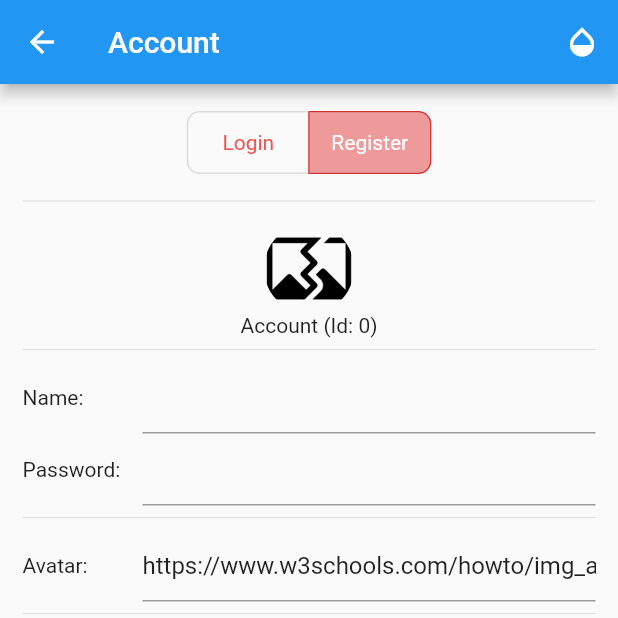
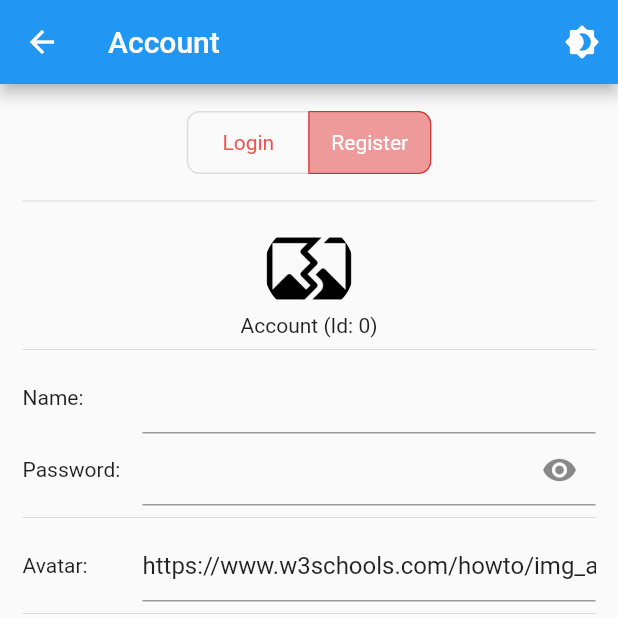
Before and after one commit to branislav91srb/family-chat, a Flutter app: the screen it shows after launch, on a phone screen of 412 x 824 dp, the top half of it. Run offline on Flutter 3.47's test engine with Material 2 defaults, Android fonts, the phone set to English and light mode, and no system bars; our stand-ins replace audioplayers, badges, flutter_form_builder, form_builder_validators, shared_preferences; missing offline and left inert: bitsdojo_window, dart_json_mapper, reflectable, signalr_core, system_tray; generated files the repository leaves out were written again; network calls fail; statements that could not run were skipped.

Commit message:
[App] Small UI fixes

```diff
--- a/family_chat/lib/src/app.dart
+++ b/family_chat/lib/src/app.dart
@@ -53,11 +53,22 @@ class MyApp extends StatelessWidget {
           // directory.
           onGenerateTitle: (BuildContext context) => AppLocalizations.of(context)!.appTitle,
 
-          // Define a light and dark color theme. Then, read the user's
-          // preferred ThemeMode (light, dark, or system default) from the
-          // SettingsController to display the correct theme.
-          theme: ThemeData(),
-          darkTheme: ThemeData.dark(),
+          theme: ThemeData(
+            //useMaterial3: true,
+            textSelectionTheme: const TextSelectionThemeData(
+              selectionColor: Colors.green,
+              selectionHandleColor: Colors.white70,
+            ),
+          ),
+          //darkTheme: ThemeData.dark(),
+          darkTheme: ThemeData(
+            //useMaterial3: true,
+            brightness: Brightness.dark,
+            textSelectionTheme: const TextSelectionThemeData(
+              selectionColor: Colors.green,
+              selectionHandleColor: Colors.white70,
+            ),
+          ),
           themeMode: settingsController.themeMode,
 
           // Define a function to handle named routes in order to support
--- a/family_chat/lib/src/pages/chat/chat_view.dart
+++ b/family_chat/lib/src/pages/chat/chat_view.dart
@@ -226,7 +226,7 @@ class _ChatViewState extends State<ChatView> {
                   Container(
                     alignment: Alignment.centerRight,
                     padding: const EdgeInsets.only(top: 8),
-                    child: Text(
+                    child: SelectableText(
                       currentMessage.messageText,
                       textAlign: TextAlign.end,
                     ),
@@ -290,7 +290,7 @@ class _ChatViewState extends State<ChatView> {
                   Container(
                     alignment: Alignment.centerLeft,
                     padding: const EdgeInsets.only(top: 8),
-                    child: Text(
+                    child: SelectableText(
                       currentMessage.messageText,
                       textAlign: TextAlign.end,
                     ),
--- a/family_chat/lib/src/pages/home/account/account_view.dart
+++ b/family_chat/lib/src/pages/home/account/account_view.dart
@@ -26,6 +26,7 @@ class _AccountViewState extends State<AccountView> {
   String _avatar = 'https://www.w3schools.com/howto/img_avatar.png';
 
   bool _loginForm = false;
+  bool _showPassword = false;
 
   var accountController = AccountController();
   var nameController = TextEditingController();
@@ -132,8 +133,18 @@ class _AccountViewState extends State<AccountView> {
               ),
               Expanded(
                 child: TextField(
-                  controller: passwordController,
-                ),
+                    obscureText: !_showPassword,
+                    controller: passwordController,
+                    decoration: InputDecoration(
+                      suffixIcon: IconButton(
+                        icon: Icon(_showPassword ? Icons.visibility_off : Icons.visibility),
+                        onPressed: () {
+                          setState(() {
+                            _showPassword = !_showPassword;
+                          });
+                        },
+                      ),
+                    )),
               ),
             ],
           ),
--- a/family_chat/lib/src/pages/home/home_view.dart
+++ b/family_chat/lib/src/pages/home/home_view.dart
@@ -47,11 +47,8 @@ class _HomeViewState extends State<HomeView> {
         title: Text(pages[_currentPageIndex]!.pageName),
         actions: [
           IconButton(
-            icon: const Icon(Icons.opacity),
+            icon: const Icon(Icons.brightness_4_rounded),
             onPressed: () {
-              // Navigate to the settings page. If the user leaves and returns
-              // to the app after it has been killed while running in the
-              // background, the navigation stack is restored.
               Navigator.pushNamed(context, ThemeSettingsView.routeName);
             },
           ),
@@ -71,16 +68,6 @@ class _HomeViewState extends State<HomeView> {
           });
         },
       ),
-      // floatingActionButton: FloatingActionButton(
-      //   onPressed: () => {
-      //     Navigator.restorablePushNamed(
-      //       context,
-      //       ChatView.routeName,
-      //     )
-      //   },
-      //   tooltip: 'Open chat',
-      //   child: const Icon(Icons.chat),
-      // ),
     );
   }
 }
```
